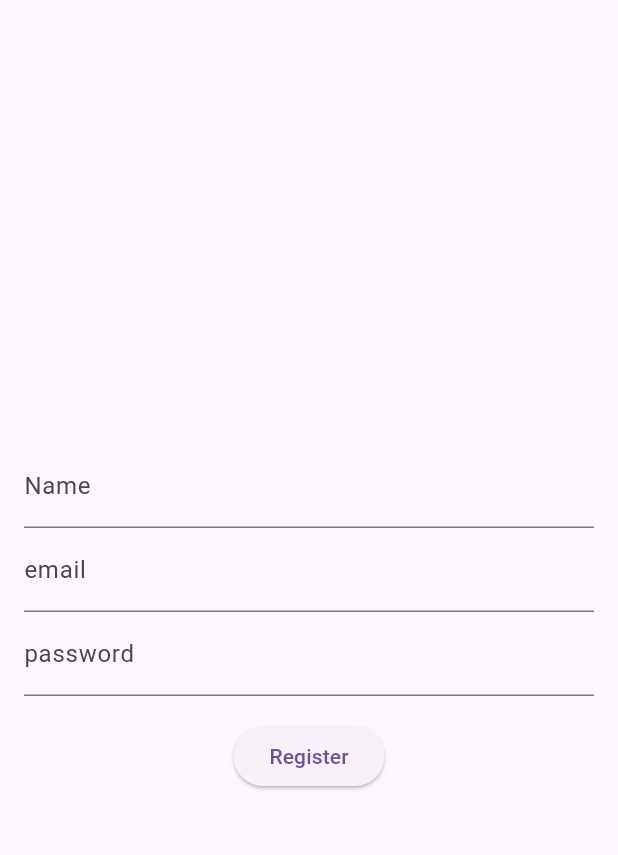
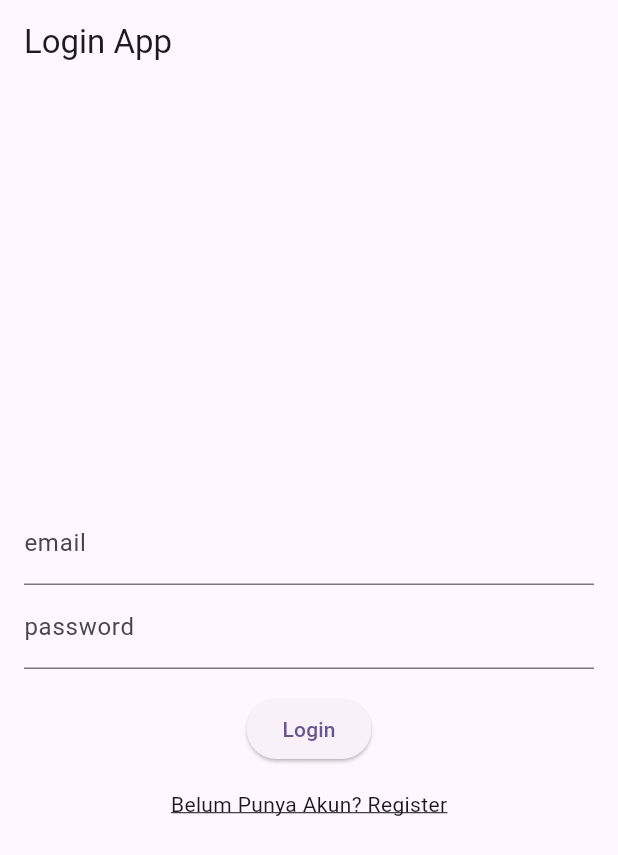
Before and after one commit to muhammadfarros12/simple_crud_bloc_flutter, a Flutter app: the screen it shows after launch, on a phone screen of 412 x 824 dp. Shown: the top 855 px of the screen. Run offline on Flutter 3.47's test engine with Material 2 defaults, Android fonts, the phone set to English and light mode, and no system bars; our stand-ins replace bloc, flutter_bloc, shared_preferences.

Commit message:
Feat(Profle)Bug: non register can log in

```diff
--- a/lib/data/models/request/login_model.dart
+++ b/lib/data/models/request/login_model.dart
@@ -1,23 +1,23 @@
 import 'dart:convert';
 
 class LoginModel {
-  final String name;
+  final String email;
   final String password;
   LoginModel({
-    required this.name,
+    required this.email,
     required this.password,
   });
 
   Map<String, dynamic> toMap() {
     return {
-      'name': name,
+      'email': email,
       'password': password,
     };
   }
 
   factory LoginModel.fromMap(Map<String, dynamic> map) {
     return LoginModel(
-      name: map['name'] ?? '',
+      email: map['email'] ?? '',
       password: map['password'] ?? '',
     );
   }
--- a/lib/main.dart
+++ b/lib/main.dart
@@ -1,6 +1,10 @@
 import 'package:flutter/material.dart';
+import 'package:flutter_auth_bloc/bloc/login/login_bloc.dart';
+import 'package:flutter_auth_bloc/bloc/profile/profile_bloc.dart';
 import 'package:flutter_auth_bloc/data/datasources/auth_datasource.dart';
-import 'package:flutter_auth_bloc/presentation/pages/registration_page.dart';
+import 'package:flutter_auth_bloc/data/localsources/auth_local_storage.dart';
+import 'package:flutter_auth_bloc/presentation/pages/home_page.dart';
+import 'package:flutter_auth_bloc/presentation/pages/login_page.dart';
 import 'package:flutter_bloc/flutter_bloc.dart';
 
 import 'bloc/register/register_bloc.dart';
@@ -9,19 +13,39 @@ void main() {
   runApp(const MyApp());
 }
 
-class MyApp extends StatelessWidget {
+class MyApp extends StatefulWidget {
   const MyApp({super.key});
 
   @override
+  State<MyApp> createState() => _MyAppState();
+}
+
+class _MyAppState extends State<MyApp> {
+  @override
+  void initState() {
+    super.initState();
+  }
+
+  @override
   Widget build(BuildContext context) {
-    return BlocProvider(
-      create: (context) => RegisterBloc(AuthDatasource()),
+    return MultiBlocProvider(
+      providers: [
+        BlocProvider(
+          create: (context) => RegisterBloc(AuthDatasource()),
+        ),
+        BlocProvider(
+          create: (context) => LoginBloc(AuthDatasource()),
+        ),
+        BlocProvider(
+          create: (context) => ProfileBloc(AuthDatasource()),
+        ),
+      ],
       child: MaterialApp(
           theme: ThemeData(
             colorScheme: ColorScheme.fromSeed(seedColor: Colors.deepPurple),
             useMaterial3: true,
           ),
-          home: const RegistrationPage()),
+          home: const LoginPage()),
     );
   }
 }
--- a/lib/presentation/pages/login_page.dart
+++ b/lib/presentation/pages/login_page.dart
@@ -0,0 +1,122 @@
+import 'package:flutter/material.dart';
+import 'package:flutter_auth_bloc/bloc/login/login_bloc.dart';
+import 'package:flutter_auth_bloc/bloc/register/register_bloc.dart';
+import 'package:flutter_auth_bloc/data/models/request/login_model.dart';
+import 'package:flutter_auth_bloc/presentation/pages/home_page.dart';
+import 'package:flutter_auth_bloc/presentation/pages/registration_page.dart';
+import 'package:flutter_bloc/flutter_bloc.dart';
+
+import '../../data/localsources/auth_local_storage.dart';
+
+class LoginPage extends StatefulWidget {
+  const LoginPage({super.key});
+
+  @override
+  State<LoginPage> createState() => _LoginPageState();
+}
+
+class _LoginPageState extends State<LoginPage> {
+  TextEditingController? emailController;
+  TextEditingController? passwordController;
+
+  @override
+  void initState() {
+    emailController = TextEditingController();
+    passwordController = TextEditingController();
+    isLogin();
+    Future.delayed(Duration(seconds: 2));
+    super.initState();
+  }
+
+    void isLogin() async {
+    final isTokenExist = await AuthLocalStorage().isTokenExist();
+    if (isTokenExist) {
+      Navigator.push(context, MaterialPageRoute(builder: (context) {
+        return const HomePage();
+      }));
+    }
+  }
+
+  @override
+  void dispose() {
+    super.dispose();
+    emailController!.dispose();
+    passwordController!.dispose();
+  }
+
+  @override
+  Widget build(BuildContext context) {
+    return Scaffold(
+      appBar: AppBar(
+        title: const Text('Login App'),
+      ),
+      body: Padding(
+        padding: const EdgeInsets.all(16),
+        child: Column(
+          mainAxisAlignment: MainAxisAlignment.center,
+          children: [
+            TextField(
+              decoration: const InputDecoration(labelText: 'email'),
+              controller: emailController,
+            ),
+            TextField(
+              obscureText: true,
+              decoration: const InputDecoration(labelText: 'password'),
+              controller: passwordController,
+            ),
+            const SizedBox(
+              height: 16,
+            ),
+            BlocConsumer<LoginBloc, LoginState>(
+              listener: (context, state) {
+                if (state is LoginLoaded) {
+                  passwordController!.clear();
+                  emailController!.clear();
+                  // navigasi
+                  ScaffoldMessenger.of(context).showSnackBar(const SnackBar(
+                      backgroundColor: Colors.blue,
+                      content: Text('success Login')));
+                  Navigator.push(context, MaterialPageRoute(builder: (context) {
+                    return const HomePage();
+                  }));
+                }
+              },
+              builder: (context, state) {
+                if (state is RegisterLoading) {
+                  return const Center(
+                    child: CircularProgressIndicator(),
+                  );
+                }
+                return ElevatedButton(
+                    onPressed: () {
+                      final requestModel = LoginModel(
+                          email: emailController!.text,
+                          password: passwordController!.text);
+
+                      context
+                          .read<LoginBloc>()
+                          .add(DoLoginEvent(loginModel: requestModel));
+                    },
+                    child: const Text('Login'));
+              },
+            ),
+            const SizedBox(
+              height: 16,
+            ),
+            InkWell(
+              onTap: () {
+                Navigator.push(context, MaterialPageRoute(builder: (context){
+                  return const RegistrationPage();
+                }));
+              },
+              child: const Text(
+                'Belum Punya Akun? Register',
+                style: TextStyle(decoration: TextDecoration.underline),
+              ),
+            ),
+          ],
+        ),
+      ),
+    );
+  }
+}
```
Also changed, not shown: lib/data/localsources/auth_local_storage.dart (+13 -3 lines), lib/presentation/pages/home_page.dart (+59 -0 lines), lib/presentation/pages/registration_page.dart (+19 -0 lines).
